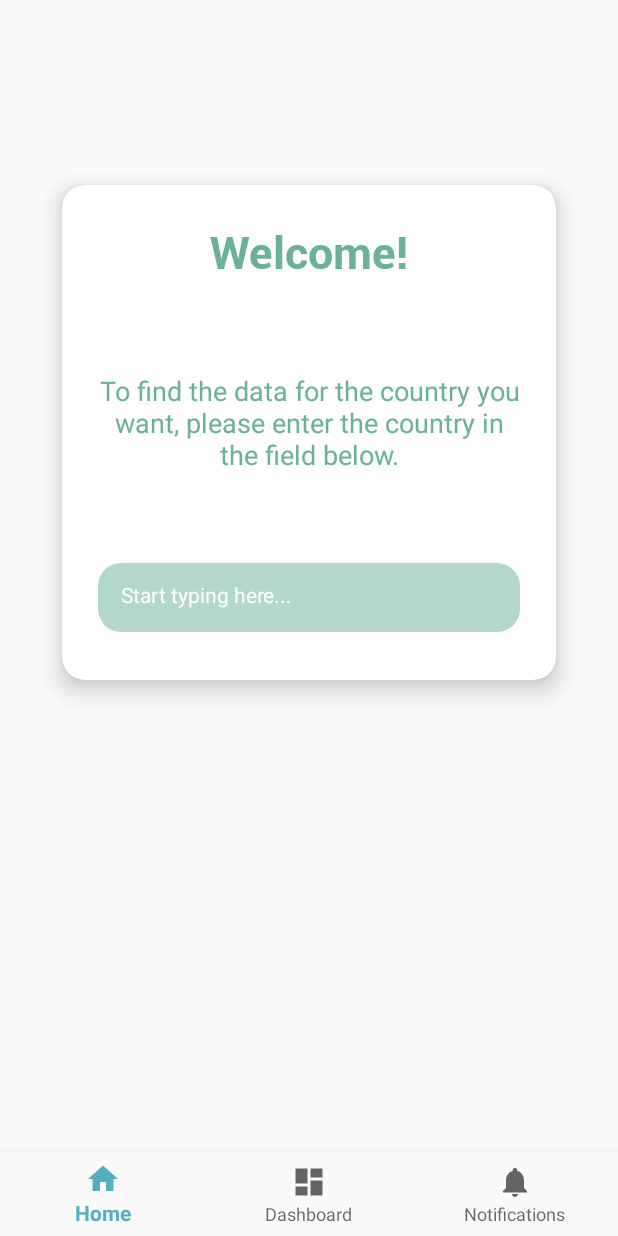
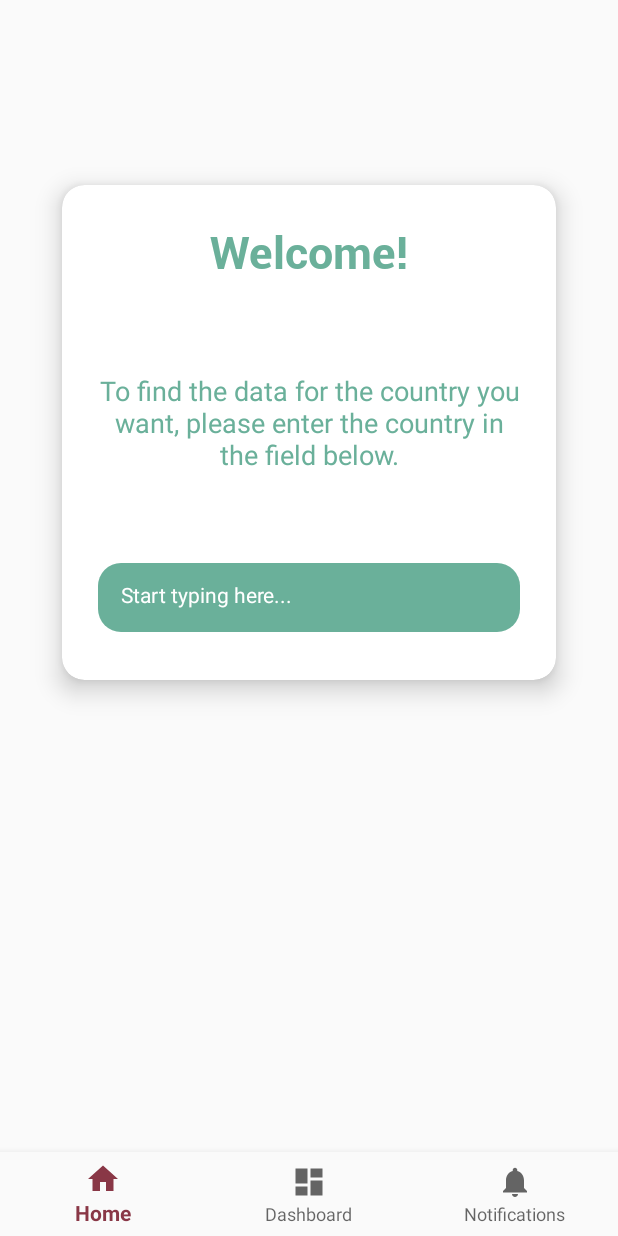
Before and after one commit to rfsfernandes/covid2day, an Android app: the HomeFragment screen opened directly, with no data from a screen before it, on a phone screen of 412 x 824 dp. Run offline under Robolectric (Android 15) with nearby library versions, the phone set to English and light mode, and no system bars; our stand-ins replace ButterKnife, navigation-ui; pictures from the network do not load.

Commit message:
Fixed bug and color

```diff
--- a/Covid2Day/app/src/main/res/values/colors.xml
+++ b/Covid2Day/app/src/main/res/values/colors.xml
@@ -1,9 +1,9 @@
 <?xml version="1.0" encoding="utf-8"?>
 <resources>
-  <color name="colorPrimary">#51AFBE</color>
+  <color name="colorPrimary">#893746</color>
   <color name="colorPrimaryDark">#5C6C69</color>
   <color name="colorAccent">#6AB09A</color>
   <color name="colorPrimeryDark_lighter">#C1C2B9</color>
 
-  <color name="inputBackground">#806AB09A</color>
+  <color name="inputBackground">#6AB09A</color>
 </resources>
```
Also changed, not shown: Covid2Day/app/src/main/java/pt/covidtwoday/model/viewmodels/HomeViewModel.java (+6 -1 lines).
